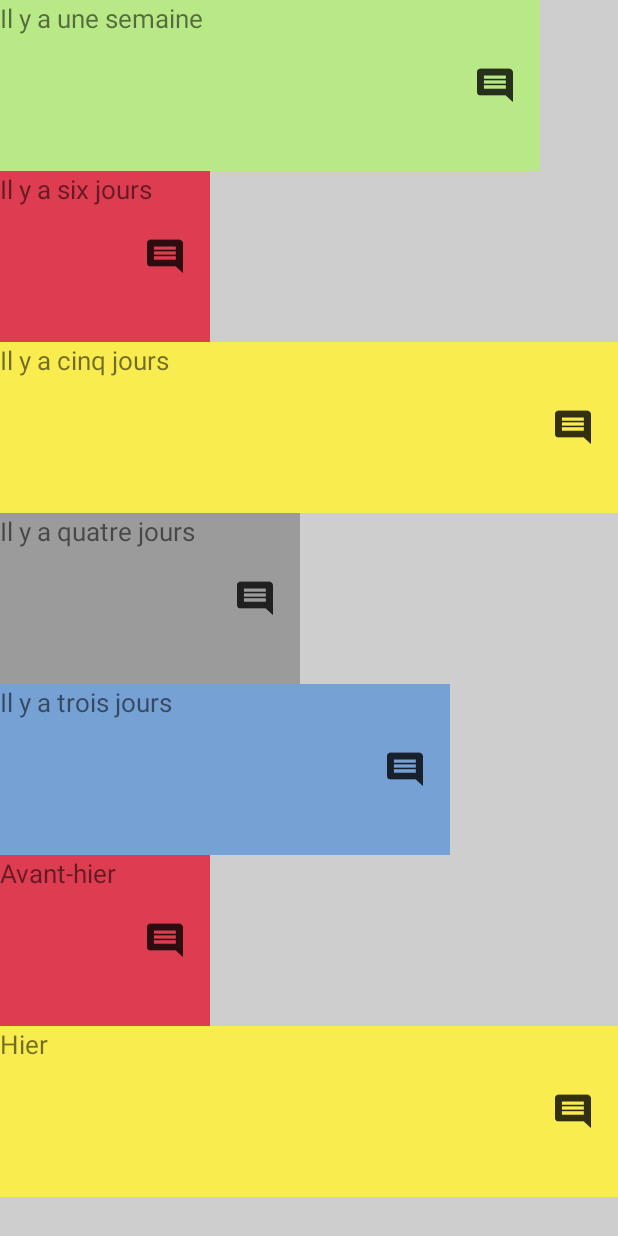
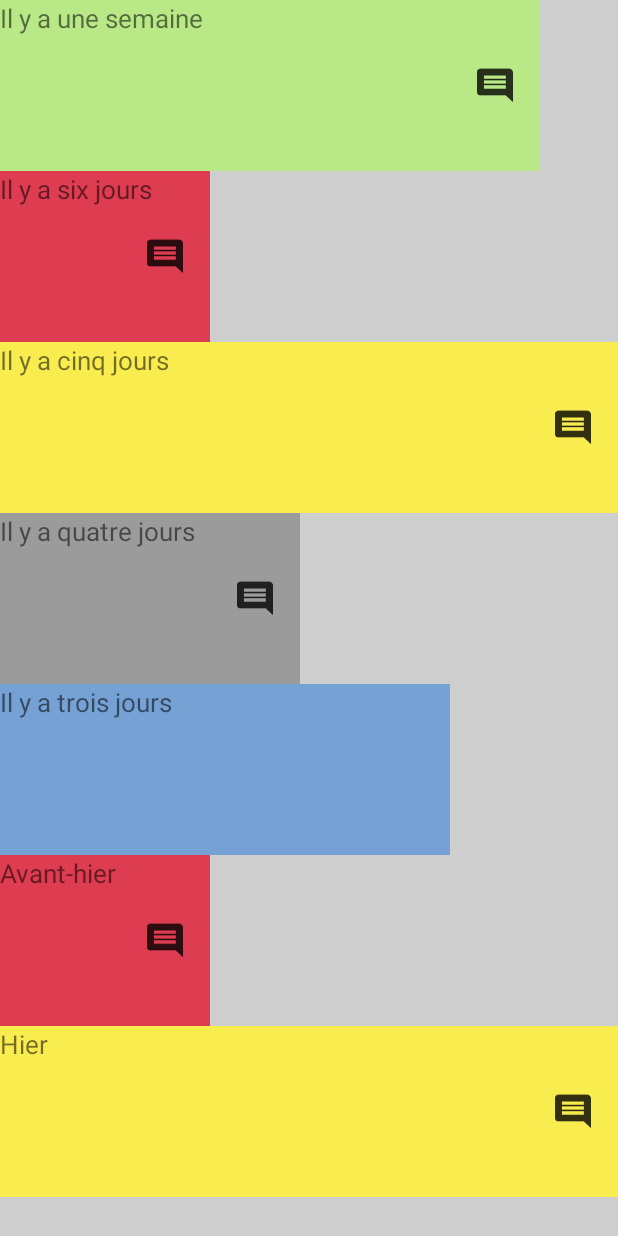
Before and after one commit to MiguelFerreiraMendes/MoodTacker, an Android app: the View_history_recycler_view screen opened directly, with no data from a screen before it, on a phone screen of 412 x 824 dp. Run offline under Robolectric (Android 15) with nearby library versions, the phone set to English and light mode, and no system bars.

Commit message:
In the MoodHistory adapter Added the functionnality of the comment button, if there is no comment button turn to invisible

```diff
--- a/app/src/main/java/com/miguel/moodtracker/controller/MoodHistoryAdapter.java
+++ b/app/src/main/java/com/miguel/moodtracker/controller/MoodHistoryAdapter.java
@@ -10,6 +10,7 @@ import android.view.View;
 import android.view.ViewGroup;
 import android.widget.ImageButton;
 import android.widget.TextView;
+import android.widget.Toast;
 
 import com.miguel.moodtracker.R;
 import com.miguel.moodtracker.model.Mood_history;
@@ -47,6 +48,7 @@ class MoodHistoryAdapter extends RecyclerView.Adapter<MyViewHolder> {
         myViewHolder.displaymoodWidth(mmoodlist.get(position), mwidth);
         myViewHolder.displaymoodHeight(mheight /7);
         myViewHolder.displayText(index);
+        myViewHolder.displayCommentButton(mmoodlist.get(position), mContext);
         index++;
 
 
@@ -79,6 +81,22 @@ class MyViewHolder extends RecyclerView.ViewHolder {
 
     void displayColor(Mood_history mood_history){
         mBackgroundColor.setBackgroundColor(mood_history.getmbackgroundColor());
+    }
+
+    void displayCommentButton(Mood_history mood_history, final Context context){
+        final String comment = mood_history.getmcomment();
+        if (!comment.equals("")){
+            mCommentButton.setOnClickListener(new View.OnClickListener(){
+                @Override
+                public void onClick(View v) {
+                    Toast.makeText(context, comment, Toast.LENGTH_LONG).show();
+                }
+
+            });
+        }else{
+            mCommentButton.setVisibility(View.INVISIBLE);
+        }
+
     }
 
     void displaymoodWidth(Mood_history mood_history, int width){
--- a/app/src/main/java/com/miguel/moodtracker/controller/View_history_recycler_view.java
+++ b/app/src/main/java/com/miguel/moodtracker/controller/View_history_recycler_view.java
@@ -58,13 +58,13 @@ public class View_history_recycler_view extends AppCompatActivity {
                 .apply();
 
         mmood_list = new ArrayList<>();
-        mmood_list.add(new Mood_history("Happy",getResources().getColor(R.color.background_happy), timestamp));
-        mmood_list.add(new Mood_history("Sad",getResources().getColor(R.color.background_sad), timestamp));
+        mmood_list.add(new Mood_history("J'ai vu un oiseau",getResources().getColor(R.color.background_happy), timestamp));
+        mmood_list.add(new Mood_history("J'ai manger du caca",getResources().getColor(R.color.background_sad), timestamp));
         mmood_list.add(new Mood_history("Super Happy",getResources().getColor(R.color.background_superHappy), timestamp));
-        mmood_list.add(new Mood_history("Ehhh",getResources().getColor(R.color.background_ehhh), timestamp));
-        mmood_list.add(new Mood_history("Ok",getResources().getColor(R.color.background_ok), timestamp));
-        mmood_list.add(new Mood_history("Sad",getResources().getColor(R.color.background_sad), timestamp));
-        mmood_list.add(new Mood_history("Super Happy",getResources().getColor(R.color.background_superHappy), timestamp));
+        mmood_list.add(new Mood_history("J'ai mal au ventre",getResources().getColor(R.color.background_ehhh), timestamp));
+        mmood_list.add(new Mood_history("",getResources().getColor(R.color.background_ok), timestamp));
+        mmood_list.add(new Mood_history("J'ai trop d'erreurs dans mon code",getResources().getColor(R.color.background_sad), timestamp));
+        mmood_list.add(new Mood_history("J'ai manger un kebab",getResources().getColor(R.color.background_superHappy), timestamp));
 
 
         monadapteur = new MoodHistoryAdapter(mmood_list, this);
```
